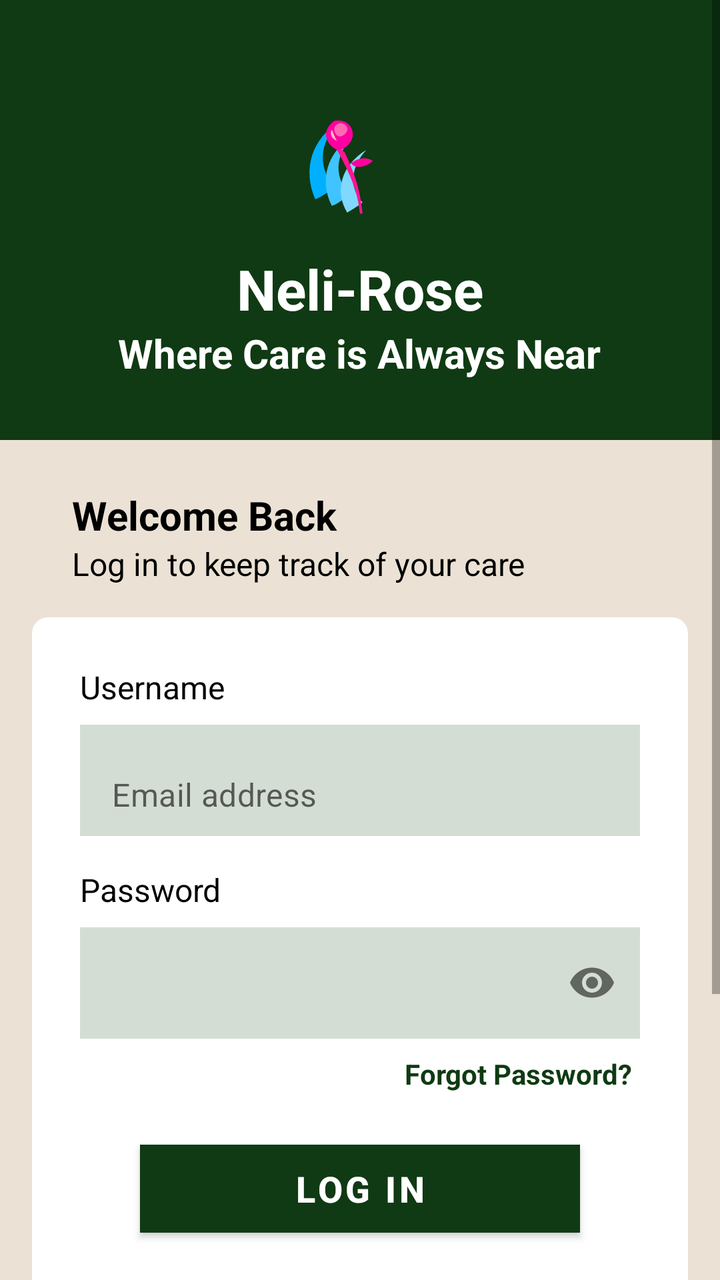
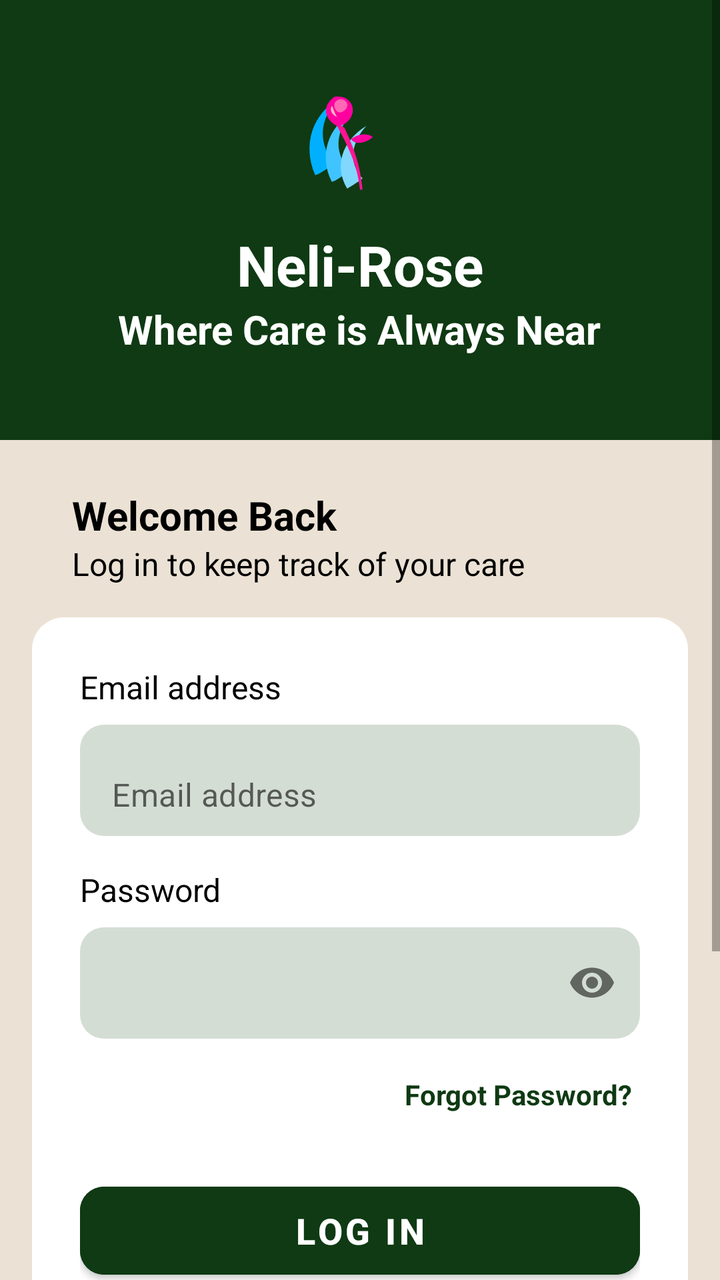

Before-and-after screenshots of an Android layout around one commit, followed by the original layout XML and the change that was made.
<!-- AndroidManifest.xml: application theme Theme.NeliRoseApp -->
<!-- res/layout/activity_login.xml -->
<?xml version="1.0" encoding="utf-8"?>
<ScrollView xmlns:android="http://schemas.android.com/apk/res/android"
    xmlns:app="http://schemas.android.com/apk/res-auto"
    android:layout_width="match_parent"
    android:layout_height="match_parent"
    android:background="@color/neli_cream"
    android:fillViewport="true">

    <LinearLayout
        android:layout_width="match_parent"
        android:layout_height="wrap_content"
        android:orientation="vertical">

        
        <LinearLayout
            android:layout_width="match_parent"
            android:layout_height="220dp"
            android:background="@color/neli_green"
            android:gravity="center"
            android:orientation="vertical"
            android:paddingTop="24dp">

            <ImageView
                android:layout_width="64dp"
                android:layout_height="56dp"
                android:background="@drawable/bg_logo"
                android:contentDescription="Neli-Rose logo" />

            <TextView
                android:layout_width="wrap_content"
                android:layout_height="wrap_content"
                android:layout_marginTop="16dp"
                android:text="Neli-Rose"
                android:textColor="@android:color/white"
                android:textSize="28sp"
                android:textStyle="bold" />

            <TextView
                android:layout_width="wrap_content"
                android:layout_height="wrap_content"
                android:text="Where Care is Always Near"
                android:textColor="@android:color/white"
                android:textSize="20sp"
                android:textStyle="bold" />
        </LinearLayout>

        <TextView
            android:layout_width="wrap_content"
            android:layout_height="wrap_content"
            android:layout_marginStart="36dp"
            android:layout_marginTop="24dp"
            android:text="Welcome Back"
            android:textColor="@android:color/black"
            android:textSize="20sp"
            android:textStyle="bold" />

        <TextView
            android:layout_width="wrap_content"
            android:layout_height="wrap_content"
            android:layout_marginStart="36dp"
            android:layout_marginBottom="16dp"
            android:text="Log in to keep track of your care"
            android:textColor="@android:color/black"
            android:textSize="16sp" />

        
        <LinearLayout
            android:layout_width="match_parent"
            android:layout_height="wrap_content"
            android:layout_marginStart="16dp"
            android:layout_marginEnd="16dp"
            android:background="@drawable/bg_card"
            android:orientation="vertical"
            android:padding="24dp">

            <TextView
                android:layout_width="wrap_content"
                android:layout_height="wrap_content"
                android:text="Username"
                android:textColor="@android:color/black"
                android:textSize="16sp" />

            <com.google.android.material.textfield.TextInputLayout
                android:id="@+id/tilEmail"
                style="@style/NeliField"
                android:layout_width="match_parent"
                android:layout_height="wrap_content"
                android:layout_marginTop="8dp">

                <com.google.android.material.textfield.TextInputEditText
                    android:id="@+id/etEmail"
                    android:layout_width="match_parent"
                    android:layout_height="wrap_content"
                    android:hint="Email address"
                    android:inputType="textEmailAddress" />
            </com.google.android.material.textfield.TextInputLayout>

            <TextView
                android:layout_width="wrap_content"
                android:layout_height="wrap_content"
                android:layout_marginTop="16dp"
                android:text="Password"
                android:textColor="@android:color/black"
                android:textSize="16sp" />

            <com.google.android.material.textfield.TextInputLayout
                android:id="@+id/tilPassword"
                style="@style/NeliField"
                android:layout_width="match_parent"
                android:layout_height="wrap_content"
                android:layout_marginTop="8dp"
                app:endIconMode="password_toggle">

                <com.google.android.material.textfield.TextInputEditText
                    android:id="@+id/etPassword"
                    android:layout_width="match_parent"
                    android:layout_height="wrap_content"
                    android:inputType="textPassword" />
            </com.google.android.material.textfield.TextInputLayout>

            <TextView
                android:id="@+id/tvForgot"
                android:layout_width="wrap_content"
                android:layout_height="wrap_content"
                android:layout_gravity="end"
                android:layout_marginTop="4dp"
                android:padding="4dp"
                android:text="Forgot Password?"
                android:textColor="@color/neli_green"
                android:textStyle="bold" />

            <com.google.android.material.button.MaterialButton
                android:id="@+id/btnLogin"
                android:layout_width="220dp"
                android:layout_height="56dp"
                android:layout_gravity="center_horizontal"
                android:layout_marginTop="16dp"
                android:backgroundTint="@color/neli_green"
                android:text="Log In"
                android:textColor="@android:color/white"
                android:textSize="18sp"
                android:textStyle="bold"
                app:cornerRadius="0dp" />

            <com.google.android.material.button.MaterialButton
                android:id="@+id/btnGoogleSignIn"
                android:layout_width="220dp"
                android:layout_height="56dp"
                android:layout_gravity="center_horizontal"
                android:layout_marginTop="12dp"
                android:backgroundTint="@android:color/white"
                android:text="Sign in with Google"
                android:textColor="@android:color/black"
                android:textSize="16sp"
                android:textStyle="bold"
                app:strokeColor="@color/neli_green"
                app:strokeWidth="1dp"
                app:cornerRadius="0dp" />
        </LinearLayout>

        
        <LinearLayout
            android:layout_width="match_parent"
            android:layout_height="wrap_content"
            android:layout_marginTop="32dp"
            android:layout_marginBottom="24dp"
            android:gravity="center"
            android:orientation="vertical">

            <TextView
                android:layout_width="wrap_content"
                android:layout_height="wrap_content"
                android:text="Don't have an account?"
                android:textColor="@android:color/black"
                android:textSize="16sp" />

            <TextView
                android:id="@+id/tvSignUp"
                android:layout_width="wrap_content"
                android:layout_height="wrap_content"
                android:padding="4dp"
                android:text="Sign Up"
                android:textColor="@color/neli_green"
                android:textSize="18sp"
                android:textStyle="bold" />
        </LinearLayout>
    </LinearLayout>
</ScrollView>
<!-- resources referenced by this layout -->
<resources>
  <color name="neli_cream">#EBE2D5</color>
  <color name="neli_green">#0F3A13</color>
  <!-- drawable bg_card (drawable) -->
  <?xml version="1.0" encoding="utf-8"?>
  <shape xmlns:android="http://schemas.android.com/apk/res/android"
      android:shape="rectangle">
      <solid android:color="@android:color/white" />
      <corners android:radius="8dp" />
  </shape>
  <!-- drawable bg_logo (drawable) -->
  <?xml version="1.0" encoding="utf-8"?>
  <vector xmlns:android="http://schemas.android.com/apk/res/android"
      android:width="100dp"
      android:height="100dp"
      android:viewportWidth="100"
      android:viewportHeight="100">
  
      
      <path
          android:fillColor="#00B0FF"
          android:pathData="M15,82 C5,55 12,28 35,12 C20,28 15,50 30,72 C22,78 18,81 15,82 Z" />
  
      
      <path
          android:fillColor="#40C4FF"
          android:pathData="M28,88 C18,65 24,40 45,25 C32,40 28,60 42,78 C35,84 31,87 28,88 Z" />
  
      
      <path
          android:fillColor="#80D8FF"
          android:pathData="M40,94 C30,75 35,52 55,38 C44,52 40,70 52,85 C46,90 43,92 40,94 Z" />
  
      
      <path
          android:fillColor="#FF1493"
          android:pathData="M52,95 L50,95 C48,72 40,55 32,38 C34,36 36,38 38,40 C44,55 50,70 52,95 Z" />
  
      
      <path
          android:fillColor="#FF00A0"
          android:pathData="M43,50 C48,45 56,44 60,48 C54,54 46,55 43,50 Z" />
  
      
      <path
          android:fillColor="#FF00A0"
          android:pathData="M32,38 C22,32 20,20 30,12 C42,10 48,22 42,32 C38,38 34,38 32,38 Z" />
  
      
      <path
          android:fillColor="#FF69B4"
          android:pathData="M32,25 C28,20 30,15 35,14 C40,15 42,20 38,24 C35,27 33,26 32,25 Z" />
  
      
      <path
          android:fillColor="#FFB6C1"
          android:pathData="M28,20 C26,24 28,28 32,30 C30,26 29,22 28,20 Z" />
  </vector>
  <style name="NeliField" parent="Widget.MaterialComponents.TextInputLayout.FilledBox">
          <item name="boxBackgroundColor">@color/neli_box_bg</item>
          <item name="boxStrokeWidth">0dp</item>
          <item name="boxStrokeWidthFocused">0dp</item>
          <item name="boxCornerRadiusTopStart">0dp</item>
          <item name="boxCornerRadiusTopEnd">0dp</item>
          <item name="boxCornerRadiusBottomStart">0dp</item>
          <item name="boxCornerRadiusBottomEnd">0dp</item>
          <item name="hintEnabled">false</item>
      </style>
  <style name="Theme.NeliRoseApp" parent="Theme.MaterialComponents.Light.NoActionBar">
          
          <item name="colorPrimary">@color/neli_green</item>
          <item name="colorPrimaryVariant">@color/neli_green_dark</item>
          <item name="colorOnPrimary">@android:color/white</item>
  
          
          <item name="android:windowBackground">@color/neli_cream</item>
          <item name="android:forceDarkAllowed" tools:targetApi="q">false</item>
  
          
          <item name="android:statusBarColor">@color/neli_green_dark</item>
          <item name="android:windowLightStatusBar">false</item>
      </style>
  <color name="neli_box_bg">#D4DDD4</color>
  <color name="neli_green_dark">#08230B</color>
</resources>

<!-- the commit's change to res/layout/activity_login.xml (unified diff, before → after) -->
@@ -14,11 +14,13 @@
         
         <LinearLayout
             android:layout_width="match_parent"
-            android:layout_height="220dp"
+            android:layout_height="wrap_content"
+            android:minHeight="220dp"
             android:background="@color/neli_green"
             android:gravity="center"
             android:orientation="vertical"
-            android:paddingTop="24dp">
+            android:paddingTop="24dp"
+            android:paddingBottom="24dp">
 
             <ImageView
                 android:layout_width="64dp"
@@ -76,7 +78,7 @@
             <TextView
                 android:layout_width="wrap_content"
                 android:layout_height="wrap_content"
-                android:text="Username"
+                android:text="Email address"
                 android:textColor="@android:color/black"
                 android:textSize="16sp" />
 
@@ -122,6 +124,8 @@
                 android:id="@+id/tvForgot"
                 android:layout_width="wrap_content"
                 android:layout_height="wrap_content"
+                android:minHeight="48dp"
+                android:gravity="center_vertical"
                 android:layout_gravity="end"
                 android:layout_marginTop="4dp"
                 android:padding="4dp"
@@ -131,8 +135,9 @@
 
             <com.google.android.material.button.MaterialButton
                 android:id="@+id/btnLogin"
-                android:layout_width="220dp"
-                android:layout_height="56dp"
+                android:layout_width="match_parent"
+                android:layout_height="wrap_content"
+                android:minHeight="56dp"
                 android:layout_gravity="center_horizontal"
                 android:layout_marginTop="16dp"
                 android:backgroundTint="@color/neli_green"
@@ -140,12 +145,13 @@
                 android:textColor="@android:color/white"
                 android:textSize="18sp"
                 android:textStyle="bold"
-                app:cornerRadius="0dp" />
+                app:cornerRadius="12dp" />
 
             <com.google.android.material.button.MaterialButton
                 android:id="@+id/btnGoogleSignIn"
-                android:layout_width="220dp"
-                android:layout_height="56dp"
+                android:layout_width="match_parent"
+                android:layout_height="wrap_content"
+                android:minHeight="56dp"
                 android:layout_gravity="center_horizontal"
                 android:layout_marginTop="12dp"
                 android:backgroundTint="@android:color/white"
@@ -155,7 +161,7 @@
                 android:textStyle="bold"
                 app:strokeColor="@color/neli_green"
                 app:strokeWidth="1dp"
-                app:cornerRadius="0dp" />
+                app:cornerRadius="12dp" />
         </LinearLayout>
 
         
@@ -178,6 +184,8 @@
                 android:id="@+id/tvSignUp"
                 android:layout_width="wrap_content"
                 android:layout_height="wrap_content"
+                android:minHeight="48dp"
+                android:gravity="center"
                 android:padding="4dp"
                 android:text="Sign Up"
                 android:textColor="@color/neli_green"
<!-- resource entries referenced after the edit -->
@@ -7,7 +7,7 @@
   <shape xmlns:android="http://schemas.android.com/apk/res/android"
       android:shape="rectangle">
       <solid android:color="@android:color/white" />
-      <corners android:radius="8dp" />
+      <corners android:radius="16dp" />
   </shape>
   <!-- drawable bg_logo (drawable) -->
   <?xml version="1.0" encoding="utf-8"?>
@@ -61,10 +61,10 @@
           <item name="boxBackgroundColor">@color/neli_box_bg</item>
           <item name="boxStrokeWidth">0dp</item>
           <item name="boxStrokeWidthFocused">0dp</item>
-          <item name="boxCornerRadiusTopStart">0dp</item>
-          <item name="boxCornerRadiusTopEnd">0dp</item>
-          <item name="boxCornerRadiusBottomStart">0dp</item>
-          <item name="boxCornerRadiusBottomEnd">0dp</item>
+          <item name="boxCornerRadiusTopStart">12dp</item>
+          <item name="boxCornerRadiusTopEnd">12dp</item>
+          <item name="boxCornerRadiusBottomStart">12dp</item>
+          <item name="boxCornerRadiusBottomEnd">12dp</item>
           <item name="hintEnabled">false</item>
       </style>
   <style name="Theme.NeliRoseApp" parent="Theme.MaterialComponents.Light.NoActionBar">
